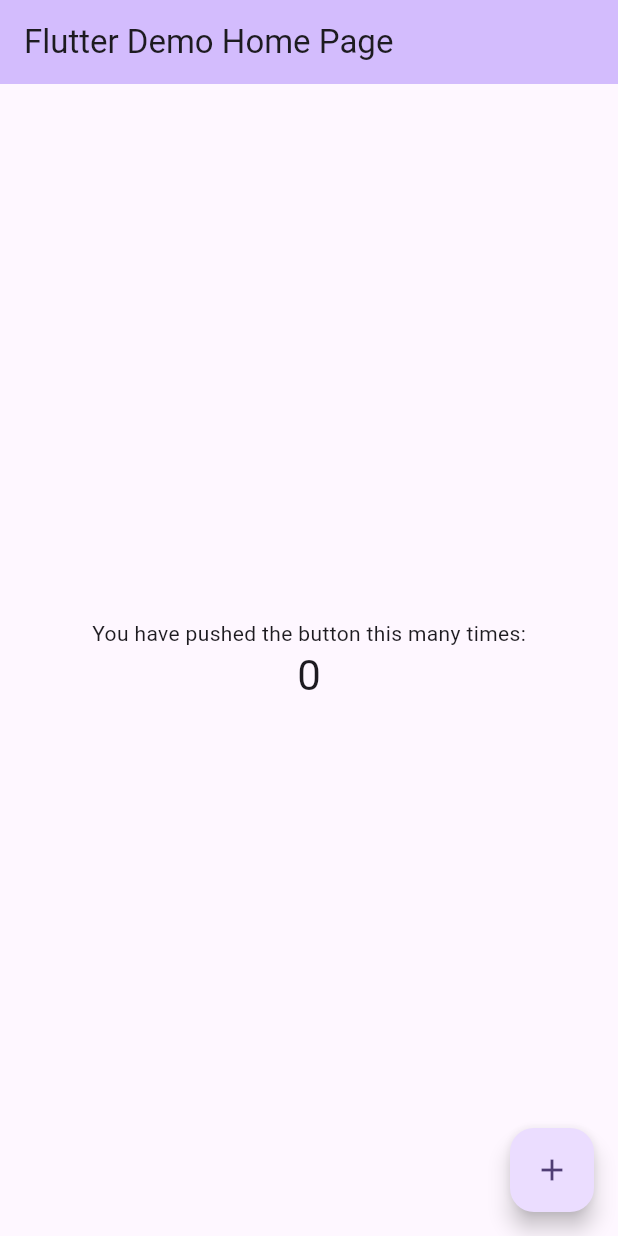
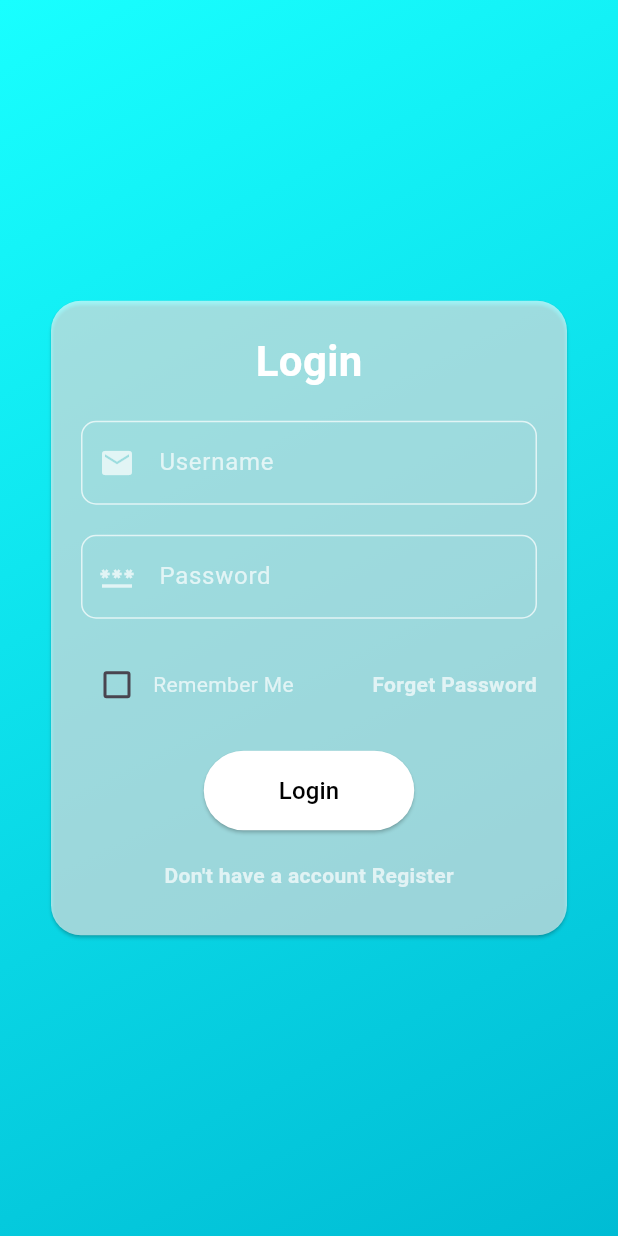
Before and after one commit to psjhimanshu/activity_tracker, a Flutter app: the screen it shows after launch, on a phone screen of 412 x 824 dp. Run offline on Flutter 3.47's test engine with Material 3 defaults, Android fonts, the light colour scheme and no system bars; our stand-ins replace get.

Commit message:
First Commit
This is the Initial commit or after login page creeation comomit

```diff
--- /dev/null
+++ b/lib/Screens/Login_Screen.dart
@@ -0,0 +1,155 @@
+import 'package:activity/Screens/SignUp_Screen.dart';
+import 'package:activity/Screens/demoHome.dart';
+import 'package:flutter/material.dart';
+import 'package:get/get.dart';
+
+class LoginScreen extends StatelessWidget {
+  const LoginScreen({super.key});
+
+  @override
+  Widget build(BuildContext context) {
+    return Scaffold(
+        body: Container(
+      decoration: const BoxDecoration(
+          gradient: LinearGradient(
+        colors: [Colors.cyanAccent, Colors.cyan],
+        begin: Alignment.topLeft,
+        end: Alignment.bottomRight,
+      )),
+      child: Center(
+        child: Padding(
+          padding: const EdgeInsets.symmetric(horizontal: 30.0),
+          child: Card(
+            color: Colors.white.withOpacity(0.6),
+            shape: RoundedRectangleBorder(
+              borderRadius: BorderRadius.circular(20),
+            ),
+            child: Padding(
+              padding: const EdgeInsets.all(20.0),
+              child: Column(
+                mainAxisSize: MainAxisSize.min,
+                children: [
+                  const Text(
+                    "Login",
+                    style: TextStyle(
+                        fontSize: 28,
+                        fontWeight: FontWeight.bold,
+                        color: Colors.white),
+                  ),
+                  const SizedBox(height: 20),
+                  TextField(
+                    decoration: InputDecoration(
+                        labelText: "Username",
+                        labelStyle: const TextStyle(color: Colors.white70),
+                        prefixIcon: const Icon(
+                          Icons.email,
+                          color: Colors.white70,
+                        ),
+                        enabledBorder: OutlineInputBorder(
+                          borderRadius: BorderRadius.circular(10),
+                          borderSide: const BorderSide(color: Colors.white70),
+                        ),
+                        focusedBorder: OutlineInputBorder(
+                            borderRadius: BorderRadius.circular(10),
+                            borderSide: const BorderSide(color: Colors.white))),
+                    style: const TextStyle(color: Colors.white),
+                  ),
+                  const SizedBox(
+                    height: 20,
+                  ),
+                  TextField(
+                    obscureText: true,
+                    decoration: InputDecoration(
+                      labelText: "Password",
+                      labelStyle: const TextStyle(color: Colors.white70),
+                      prefixIcon: const Icon(
+                        Icons.password,
+                        color: Colors.white70,
+                      ),
+                      enabledBorder: OutlineInputBorder(
+                          borderRadius: BorderRadius.circular(10),
+                          borderSide: const BorderSide(color: Colors.white70)),
+                      focusedBorder: OutlineInputBorder(
+                          borderRadius: BorderRadius.circular(10),
+                          borderSide: const BorderSide(color: Colors.white)),
+                    ),
+                    style: const TextStyle(color: Colors.white),
+                  ),
+                  const SizedBox(
+                    height: 20,
+                  ),
+                  Row(
+                    mainAxisAlignment: MainAxisAlignment.spaceBetween,
+                    children: [
+                      Row(
+                        children: [
+                          Checkbox(
+                            value: false,
+                            onChanged: (value) {},
+                            checkColor: Colors.white,
+                            activeColor: Colors.white70,
+                          ),
+                          const Text(
+                            "Remember Me",
+                            style: TextStyle(color: Colors.white70),
+                          ),
+                        ],
+                      ),
+                      GestureDetector(
+                        onTap: () {},
+                        child: const Text(
+                          "Forget Password",
+                          style: TextStyle(
+                            color: Colors.white70,
+                            fontWeight: FontWeight.bold,
+                          ),
+                        ),
+                      ),
+                    ],
+                  ),
+                  const SizedBox(height: 20),
+                  ElevatedButton(
+                    onPressed: () {
+                      Get.to(()=>Demohome());
+                    },
+                    style: ElevatedButton.styleFrom(
+                      backgroundColor: Colors.white,
+                      foregroundColor: Colors.black,
+                      shape: RoundedRectangleBorder(
+                        borderRadius: BorderRadius.circular(30),
+                      ),
+                      padding: const EdgeInsets.symmetric(
+                        horizontal: 50,
+                        vertical: 15,
+                      ),
+                    ),
+                    child: const Text(
+                      "Login",
+                      style: TextStyle(fontSize: 16),
+                    ),
+                  ),
+                  const SizedBox(
+                    height: 20,
+                  ),
+                  GestureDetector(
+                    onTap: () {
+                      Get.to(()=>SignupScreen());
+                    },
+                    child: Text(
+                      "Don't have a account Register",
+                      style: TextStyle(
+                          color: Colors.white70, fontWeight: FontWeight.bold),
+                    ),
+                  ),
+                  const SizedBox(
+                    height: 10,
+                  ),
+                ],
+              ),
+            ),
+          ),
+        ),
+      ),
+    ));
+  }
+}
--- a/lib/main.dart
+++ b/lib/main.dart
@@ -1,4 +1,6 @@
+import 'package:activity/Screens/splash_screen.dart';
 import 'package:flutter/material.dart';
+import 'package:get/get.dart';
 
 void main() {
   runApp(const MyApp());
@@ -10,116 +12,11 @@
   // This widget is the root of your application.
   @override
   Widget build(BuildContext context) {
-    return MaterialApp(
+    return GetMaterialApp(
       title: 'Flutter Demo',
       theme: ThemeData(
-        // This is the theme of your application.
-        //
-        // TRY THIS: Try running your application with "flutter run". You'll see
-        // the application has a purple toolbar. Then, without quitting the app,
-        // try changing the seedColor in the colorScheme below to Colors.green
-        // and then invoke "hot reload" (save your changes or press the "hot
-        // reload" button in a Flutter-supported IDE, or press "r" if you used
-        // the command line to start the app).
-        //
-        // Notice that the counter didn't reset back to zero; the application
-        // state is not lost during the reload. To reset the state, use hot
-        // restart instead.
-        //
-        // This works for code too, not just values: Most code changes can be
-        // tested with just a hot reload.
-        colorScheme: ColorScheme.fromSeed(seedColor: Colors.deepPurple),
-        useMaterial3: true,
       ),
-      home: const MyHomePage(title: 'Flutter Demo Home Page'),
+      home: SplashScreen()
     );
   }
 }
-
-class MyHomePage extends StatefulWidget {
-  const MyHomePage({super.key, required this.title});
-
-  // This widget is the home page of your application. It is stateful, meaning
-  // that it has a State object (defined below) that contains fields that affect
-  // how it looks.
-
-  // This class is the configuration for the state. It holds the values (in this
-  // case the title) provided by the parent (in this case the App widget) and
-  // used by the build method of the State. Fields in a Widget subclass are
-  // always marked "final".
-
-  final String title;
-
-  @override
-  State<MyHomePage> createState() => _MyHomePageState();
-}
-
-class _MyHomePageState extends State<MyHomePage> {
-  int _counter = 0;
-
-  void _incrementCounter() {
-    setState(() {
-      // This call to setState tells the Flutter framework that something has
-      // changed in this State, which causes it to rerun the build method below
-      // so that the display can reflect the updated values. If we changed
-      // _counter without calling setState(), then the build method would not be
-      // called again, and so nothing would appear to happen.
-      _counter++;
-    });
-  }
-
-  @override
-  Widget build(BuildContext context) {
-    // This method is rerun every time setState is called, for instance as done
-    // by the _incrementCounter method above.
-    //
-    // The Flutter framework has been optimized to make rerunning build methods
-    // fast, so that you can just rebuild anything that needs updating rather
-    // than having to individually change instances of widgets.
-    return Scaffold(
-      appBar: AppBar(
-        // TRY THIS: Try changing the color here to a specific color (to
-        // Colors.amber, perhaps?) and trigger a hot reload to see the AppBar
-        // change color while the other colors stay the same.
-        backgroundColor: Theme.of(context).colorScheme.inversePrimary,
-        // Here we take the value from the MyHomePage object that was created by
-        // the App.build method, and use it to set our appbar title.
-        title: Text(widget.title),
-      ),
-      body: Center(
-        // Center is a layout widget. It takes a single child and positions it
-        // in the middle of the parent.
-        child: Column(
-          // Column is also a layout widget. It takes a list of children and
-          // arranges them vertically. By default, it sizes itself to fit its
-          // children horizontally, and tries to be as tall as its parent.
-          //
-          // Column has various properties to control how it sizes itself and
-          // how it positions its children. Here we use mainAxisAlignment to
-          // center the children vertically; the main axis here is the vertical
-          // axis because Columns are vertical (the cross axis would be
-          // horizontal).
-          //
-          // TRY THIS: Invoke "debug painting" (choose the "Toggle Debug Paint"
-          // action in the IDE, or press "p" in the console), to see the
-          // wireframe for each widget.
-          mainAxisAlignment: MainAxisAlignment.center,
-          children: <Widget>[
-            const Text(
-              'You have pushed the button this many times:',
-            ),
-            Text(
-              '$_counter',
-              style: Theme.of(context).textTheme.headlineMedium,
-            ),
-          ],
-        ),
-      ),
-      floatingActionButton: FloatingActionButton(
-        onPressed: _incrementCounter,
-        tooltip: 'Increment',
-        child: const Icon(Icons.add),
-      ), // This trailing comma makes auto-formatting nicer for build methods.
-    );
-  }
-}
--- a/pubspec.yaml
+++ b/pubspec.yaml
@@ -35,6 +35,7 @@ dependencies:
   # The following adds the Cupertino Icons font to your application.
   # Use with the CupertinoIcons class for iOS style icons.
   cupertino_icons: ^1.0.8
+  get:
 
 dev_dependencies:
   flutter_test:
```
Also changed, not shown: lib/Screens/SignUp_Screen.dart (added, +188 -0 lines), lib/Screens/demoHome.dart (added, +16 -0 lines), lib/Screens/splash_screen.dart (added, +41 -0 lines), pubspec.lock.
